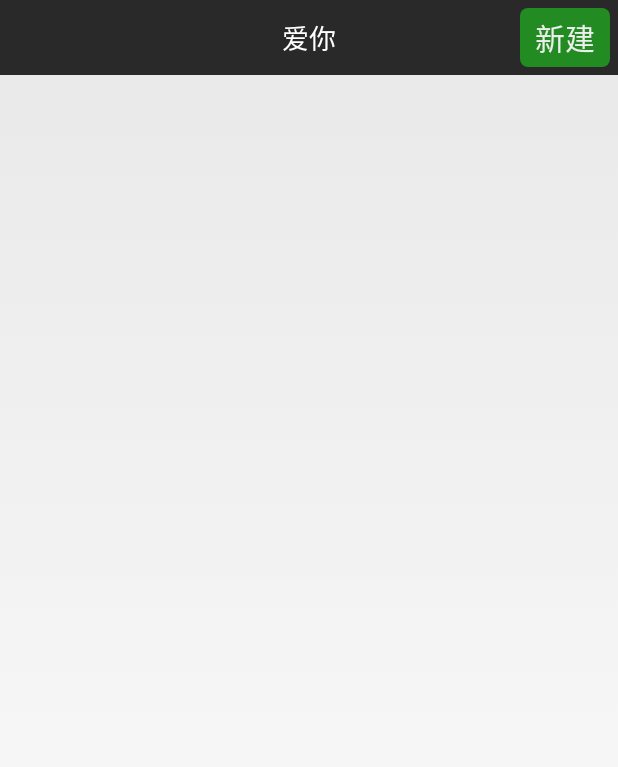
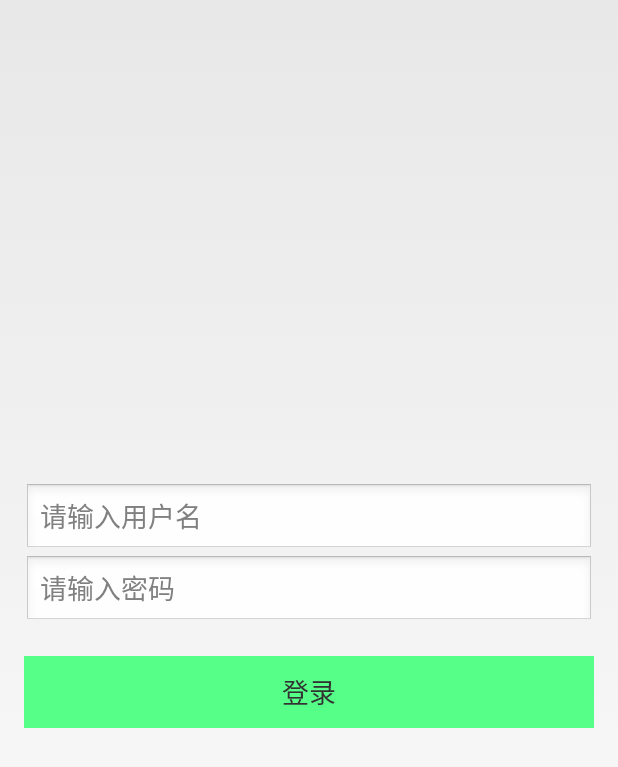
Before and after one commit to starraiser/Ye, an Android app: the screen it shows after launch (MainActivity before the commit, Login after it), on a phone screen of 412 x 824 dp. Shown: the top 767 px of the screen. Run offline under Robolectric (Android 15) with nearby library versions, the phone set to English and light mode, and no system bars; libraries missing offline, so code that uses them is left out: com.tandong.sa.

Commit message:
添加用户登录功能

```diff
--- a/app/src/main/AndroidManifest.xml
+++ b/app/src/main/AndroidManifest.xml
@@ -15,7 +15,7 @@
         android:label="@string/app_name"
         android:supportsRtl="true"
         android:theme="@android:style/Theme.Light.NoTitleBar">
-        <activity android:name=".MainActivity">
+        <activity android:name=".Login">
             <intent-filter>
                 <action android:name="android.intent.action.MAIN" />
 
@@ -24,7 +24,8 @@
         </activity>
         <activity android:name=".Edit" />
         <activity android:name=".showRecord" />
-        <activity android:name=".completePic"></activity>
+        <activity android:name=".completePic" />
+        <activity android:name=".MainActivity"></activity>
     </application>
 
 </manifest>
--- a/app/src/main/java/com/example/administrator/sqlite/DBOpenHelper.java
+++ b/app/src/main/java/com/example/administrator/sqlite/DBOpenHelper.java
@@ -9,8 +9,8 @@ import android.database.sqlite.SQLiteOpenHelper;
  */
 public class DBOpenHelper extends SQLiteOpenHelper {
 
-    private static String DB_NAME="my.db";
-    private static int DB_VERSION=1;
+    private static String DB_NAME = "my3.db";
+    private static int DB_VERSION = 4;
 
     public DBOpenHelper(Context context){
         super(context,DB_NAME, null, DB_VERSION);
@@ -19,11 +19,35 @@ public class DBOpenHelper extends SQLiteOpenHelper {
     public void onCreate(SQLiteDatabase db){
         //db.execSQL("DROP TABLE Record");
         db.execSQL("CREATE TABLE IF NOT EXISTS " +
-                "Record (_id INTEGER PRIMARY KEY AUTOINCREMENT,date TEXT,title TEXT,content TEXT,imgpath TEXT);");
+                "Record (_id INTEGER PRIMARY KEY AUTOINCREMENT,userId INTEGER, " +
+                "date TEXT,title TEXT,content TEXT,imgpath TEXT);");
+
+        db.execSQL("CREATE TABLE IF NOT EXISTS " +
+                "USER (_id INTEGER PRIMARY KEY AUTOINCREMENT, userName TEXT, password TEXT);");
+
+        String name = "叶慧靖";
+        String password = "19931030";
+        db.execSQL("insert into USER values(null,?,?)",
+                new Object[]{name, password});
+
+        name="test";
+        password="123456";
+        db.execSQL("insert into USER values(null,?,?)",
+                new Object[]{name, password});
+
+        name="liang";
+        password="123456";
+        db.execSQL("insert into USER values(null,?,?)",
+                new Object[]{name, password});
+
+        name="haha";
+        password="123456";
+        db.execSQL("insert into USER values(null,?,?)",
+                new Object[]{name, password});
     }
 
     @Override
     public void onUpgrade(SQLiteDatabase db, int oldVersion, int newVersion){
-
+        onCreate(db);
     }
 }
--- /dev/null
+++ b/app/src/main/java/com/example/administrator/sqlite/Login.java
@@ -0,0 +1,72 @@
+package com.example.administrator.sqlite;
+
+import android.app.Activity;
+import android.content.Intent;
+import android.content.SharedPreferences;
+import android.os.Bundle;
+import android.view.View;
+import android.widget.EditText;
+import android.widget.TextView;
+
+import com.tandong.sa.verifi.Form;
+import android.view.View.OnClickListener;
+import android.widget.Toast;
+
+
+public class Login extends Activity {
+
+    private EditText username;
+    private EditText password;
+    private TextView login;
+
+    DBManager database;
+
+    @Override
+    protected void onCreate(Bundle savedInstanceState) {
+        super.onCreate(savedInstanceState);
+        setContentView(R.layout.activity_login);
+
+        database=new DBManager(this);
+
+        username = (EditText)findViewById(R.id.username);
+        password = (EditText)findViewById(R.id.password);
+        login = (TextView)findViewById(R.id.login);
+
+
+        login.setOnClickListener(new OnClickListener() {
+            @Override
+            public void onClick(View v) {
+                if (0 == username.getText().length()) {  // 判断用户名是否为空
+                    Toast toast = Toast.makeText(getApplicationContext(),
+                            "请输入用户名",Toast.LENGTH_SHORT);
+                    toast.show();
+                } else if (0 == password.getText().length()) {  // 判断密码是否为空
+                    Toast toast = Toast.makeText(getApplicationContext(),
+                            "请输入密码",Toast.LENGTH_SHORT);
+                    toast.show();
+                } else {
+                    String name = username.getText().toString();  // 获取edittext里的用户名密码
+                    String pass = password.getText().toString();
+                    if(database.checkUser(name,pass)){
+                        SharedPreferences mySharedPreferences = getSharedPreferences("test",Activity.MODE_PRIVATE);  // 利用SharedPreferences保存当前用户id
+                        SharedPreferences.Editor editor = mySharedPreferences.edit();
+                        editor.putInt("userId",database.getIdByName(name));
+                        editor.commit();
+
+                        Intent intentToMain = new Intent();
+                        intentToMain.setClass(Login.this,MainActivity.class);
+                        startActivity(intentToMain);
+                        finish();
+                    }
+                    else{
+                        Toast toast = Toast.makeText(getApplicationContext(),
+                                "用户名或密码不正确",Toast.LENGTH_SHORT);
+                        toast.show();
+                    }
+                }
+            }
+        });
+    }
+
+
+}
--- /dev/null
+++ b/app/src/main/res/layout/activity_login.xml
@@ -0,0 +1,50 @@
+<?xml version="1.0" encoding="utf-8"?>
+
+<FrameLayout xmlns:android="http://schemas.android.com/apk/res/android"
+    xmlns:tools="http://schemas.android.com/tools"
+    android:layout_width="match_parent"
+    android:layout_height="match_parent"
+    android:paddingBottom="@dimen/activity_vertical_margin"
+    android:paddingLeft="@dimen/activity_horizontal_margin"
+    android:paddingRight="@dimen/activity_horizontal_margin"
+    android:paddingTop="@dimen/activity_vertical_margin"
+    android:orientation="vertical"
+
+    tools:context="com.example.administrator.sqlite.Login">
+    <LinearLayout
+        android:layout_width="match_parent"
+        android:layout_height="match_parent"
+        android:orientation="vertical"
+        android:gravity="center_vertical">
+
+        <EditText
+            android:id="@+id/username"
+            android:layout_width="match_parent"
+            android:layout_height="wrap_content"
+            android:hint="请输入用户名"
+            />
+
+        <EditText
+            android:id="@+id/password"
+            android:layout_width="match_parent"
+            android:layout_height="wrap_content"
+            android:hint="请输入密码"/>
+
+        <TextView
+            android:layout_marginBottom="16dp"
+            android:padding="0dp"
+            android:id="@+id/login"
+            android:paddingLeft="16dp"
+            android:layout_marginTop="19dp"
+            android:paddingRight="16dp"
+            android:paddingTop="4dp"
+            android:paddingBottom="4dp"
+            android:layout_width="match_parent"
+            android:layout_height="48dp"
+            android:gravity="center"
+            android:text="登录"
+            android:background="#55FF88"
+            android:textSize="18sp"/>
+    </LinearLayout>
+
+</FrameLayout>
```
Also changed, not shown: app/src/main/java/com/example/administrator/sqlite/DBManager.java (+46 -7 lines), app/src/main/java/com/example/administrator/sqlite/Edit.java (+9 -4 lines), app/src/main/java/com/example/administrator/sqlite/Item.java (+13 -2 lines), app/src/main/java/com/example/administrator/sqlite/MainActivity.java (+8 -3 lines), app/src/main/java/com/example/administrator/sqlite/User.java (added, +29 -0 lines), app/src/main/res/drawable/mr.png (added).
